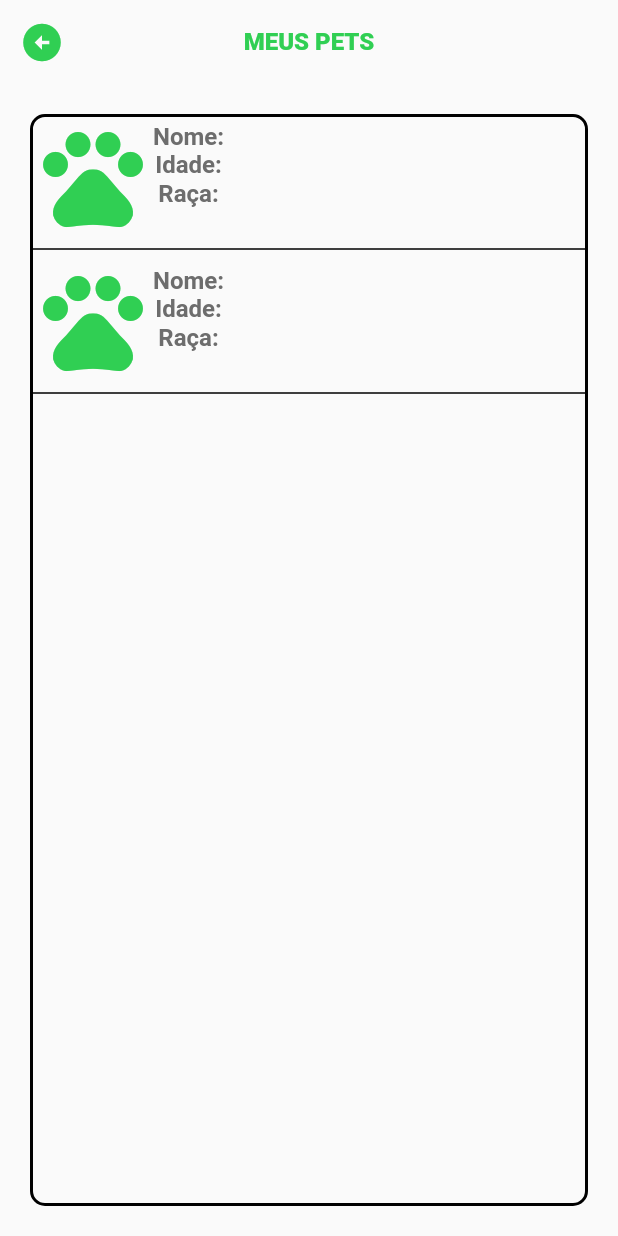
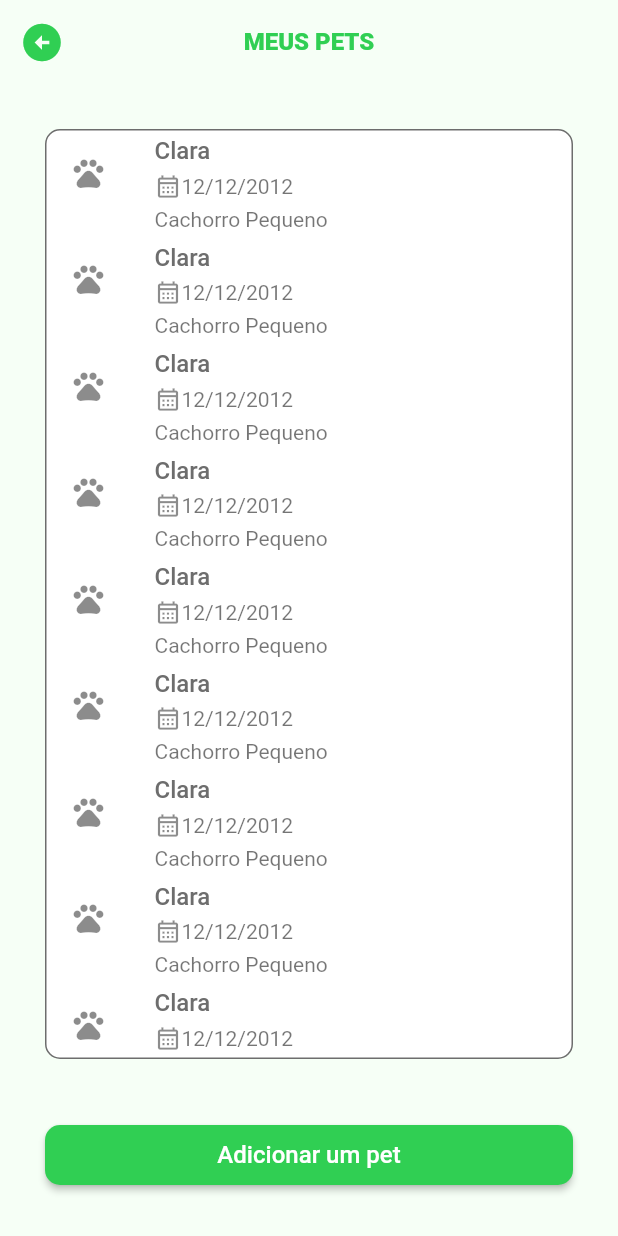
Before and after one commit to menezesho/petshop, a Flutter app: the PetsPage screen opened directly, on a phone screen of 412 x 824 dp. Run offline on Flutter 3.47's test engine with Material 2 defaults, Android fonts, the phone set to English and light mode, and no system bars; drawn by our look-alikes of flutter_slidable; our stand-ins replace image_picker, loading_animation_widget, mask_text_input_formatter; missing offline and left inert: mysql1; Roboto replaces fonts that are missing (Poppins).

```diff
--- a/lib/main.dart
+++ b/lib/main.dart
@@ -1,7 +1,9 @@
 import 'package:flutter/material.dart';
+import 'package:petshop/src/pages/add/add_pet_page.dart';
 import 'package:petshop/src/pages/load/splash_page.dart';
 import 'package:petshop/src/pages/login_page.dart';
 import 'package:petshop/src/core/ui/theme.dart';
+import 'package:petshop/src/pages/pets_page.dart';
 
 void main() {
   runApp(const MyApp());
@@ -17,8 +19,9 @@ class MyApp extends StatelessWidget {
       theme: PetShopTheme.themeData,
       initialRoute: '/',
       routes: {
-        '/': (context) => const SplashPage(),
-        '/pages/login_page': (context) => LoginPage(),
+        // '/': (context) => const SplashPage(),
+        // '/pages/login_page': (context) => LoginPage(),
+        '/': (context) => const PetsPage(),
       },
     );
   }
--- a/lib/src/pages/pets_page.dart
+++ b/lib/src/pages/pets_page.dart
@@ -1,4 +1,5 @@
 import 'package:flutter/material.dart';
+import 'package:flutter_slidable/flutter_slidable.dart';
 import 'package:petshop/src/core/ui/constants.dart';
 
 class PetsPage extends StatefulWidget {
@@ -12,6 +13,7 @@ class _PetsPageState extends State<PetsPage> {
   @override
   Widget build(BuildContext context) {
     return Scaffold(
+      backgroundColor: ColorsConstants.lightGreen,
       appBar: AppBar(
         shadowColor: Colors.transparent,
         backgroundColor: Colors.transparent,
@@ -33,94 +35,96 @@ class _PetsPageState extends State<PetsPage> {
           ),
         ),
       ),
-      body: Center(
-        child: Padding(
-          padding: const EdgeInsets.all(20),
+      body: Padding(
+        padding: const EdgeInsets.all(30.0),
+        child: Column(
+          children: [
+            Expanded(
               child: Container(
                 decoration: BoxDecoration(
-              border: Border.all(
-                color: Colors.black, // Cor da borda
-                width: 2.0, // Largura da borda
+                  color: Colors.white,
+                  borderRadius: const BorderRadius.all(Radius.circular(10.0)),
+                  border: Border.all(color: ColorsConstants.grey, width: 1),
                 ),
-              borderRadius: const BorderRadius.all(
-                  Radius.circular(10.0)), // Borda arredondada
+                child: ListView.builder(
+                  itemCount: 10,
+                  itemBuilder: (context, index) {
+                    return Slidable(
+                      closeOnScroll: true,
+                      endActionPane: ActionPane(
+                        motion: const ScrollMotion(),
+                        extentRatio: 0.8,
+                        children: [
+                          SlidableAction(
+                            borderRadius: BorderRadius.circular(5),
+                            backgroundColor: ColorsConstants.red,
+                            foregroundColor: Colors.white,
+                            icon: Icons.edit,
+                            label: 'Editar',
+                            onPressed: (context) => (),
                           ),
-            child: ListView(
-              children: const [
-                Row(
-                  children: [
-                    Expanded(
-                      child: Row(
-                        children: [
-                          Icon(Icons.pets,
-                              color: ColorsConstants.strongGreen, size: 80),
-                          Column(
-                            children: [
-                              Text('Nome:',
-                                  style: TextStyle(
-                                      color: ColorsConstants.grey,
-                                      fontSize: 16,
-                                      fontWeight: FontWeight.w600)),
-                              Text('Idade:',
-                                  style: TextStyle(
-                                      color: ColorsConstants.grey,
-                                      fontSize: 16,
-                                      fontWeight: FontWeight.w600)),
-                              Text('Raça:',
-                                  style: TextStyle(
-                                      color: ColorsConstants.grey,
-                                      fontSize: 16,
-                                      fontWeight: FontWeight.w600)),
-                              Divider(),
-                            ],
+                          SlidableAction(
+                            borderRadius: BorderRadius.circular(5),
+                            backgroundColor: ColorsConstants.yellow,
+                            foregroundColor: Colors.white,
+                            icon: Icons.calendar_today_outlined,
+                            label: 'Agendar',
+                            onPressed: (context) => (),
+                          ),
+                          SlidableAction(
+                            borderRadius: BorderRadius.circular(5),
+                            backgroundColor: ColorsConstants.strongGreen,
+                            foregroundColor: Colors.white,
+                            icon: Icons.history_outlined,
+                            label: 'Histórico',
+                            onPressed: (context) => (),
                           ),
                         ],
                       ),
+                      child: const ListTile(
+                        leading: Icon(Icons.pets),
+                        title: Text(
+                          'Clara',
+                          style: TextStyle(
+                              color: ColorsConstants.grey,
+                              fontWeight: FontWeight.w500),
                         ),
+                        subtitle: Column(
+                          crossAxisAlignment: CrossAxisAlignment.start,
+                          children: [
+                            SizedBox(height: 5.0),
+                            Row(
+                              children: [
+                                Icon(Icons.calendar_month_outlined, size: 18.0),
+                                Text('12/12/2012'),
                               ],
                             ),
-                Divider(
-                    color: Colors.black, // Cor da linha preta
-                    thickness: 1.0), // Espessura da linha
-                Row(
-                  children: [
-                    Expanded(
-                      child: Row(
-                        children: [
-                          Icon(Icons.pets,
-                              color: ColorsConstants.strongGreen, size: 80),
-                          Column(
-                            children: [
-                              Text('Nome:',
-                                  style: TextStyle(
-                                      color: ColorsConstants.grey,
-                                      fontSize: 16,
-                                      fontWeight: FontWeight.w600)),
-                              Text('Idade:',
-                                  style: TextStyle(
-                                      color: ColorsConstants.grey,
-                                      fontSize: 16,
-                                      fontWeight: FontWeight.w600)),
-                              Text('Raça:',
-                                  style: TextStyle(
-                                      color: ColorsConstants.grey,
-                                      fontSize: 16,
-                                      fontWeight: FontWeight.w600)),
-                              Divider(),
-                            ],
-                          ),
+                            SizedBox(height: 5.0),
+                            Text('Cachorro Pequeno'),
                           ],
                         ),
                       ),
-                  ],
-                ),
-                Divider(
-                    color: Colors.black, // Cor da linha preta
-                    thickness: 1.0),
-                // Adicione quantas vezes você precisar
-              ],
+                    );
+                  },
                 ),
               ),
+            ),
+            const SizedBox(height: 40.0),
+            ElevatedButton(
+              style: ElevatedButton.styleFrom(
+                minimumSize: const Size.fromHeight(40),
+                backgroundColor: ColorsConstants.strongGreen,
+                shape: RoundedRectangleBorder(
+                  borderRadius: BorderRadius.circular(10.0),
+                ),
+              ),
+              child: const Text(
+                'Adicionar um pet',
+                style: TextStyle(fontSize: 16.0),
+              ),
+              onPressed: () {},
+            ),
+          ],
         ),
       ),
     );
--- a/pubspec.yaml
+++ b/pubspec.yaml
@@ -40,6 +40,7 @@ dependencies:
   image_picker: ^1.0.4
   intl: ^0.18.1
   loading_animation_widget: ^1.2.0+4
+  flutter_slidable: ^3.0.0
 
 dev_dependencies:
   flutter_test:
```
Also changed, not shown: pubspec.lock. Lines whose indentation alone changed are shown as unchanged.
